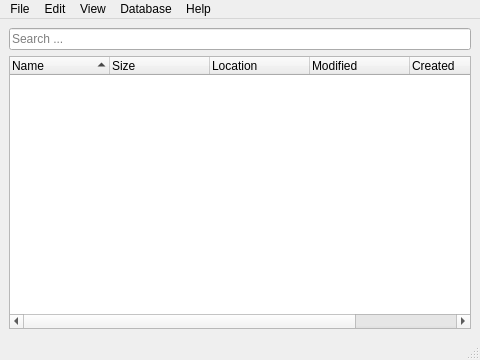
Above: Araneus/UI/main_window.ui from 416d72/araneus before the change. Below: the same form after it.
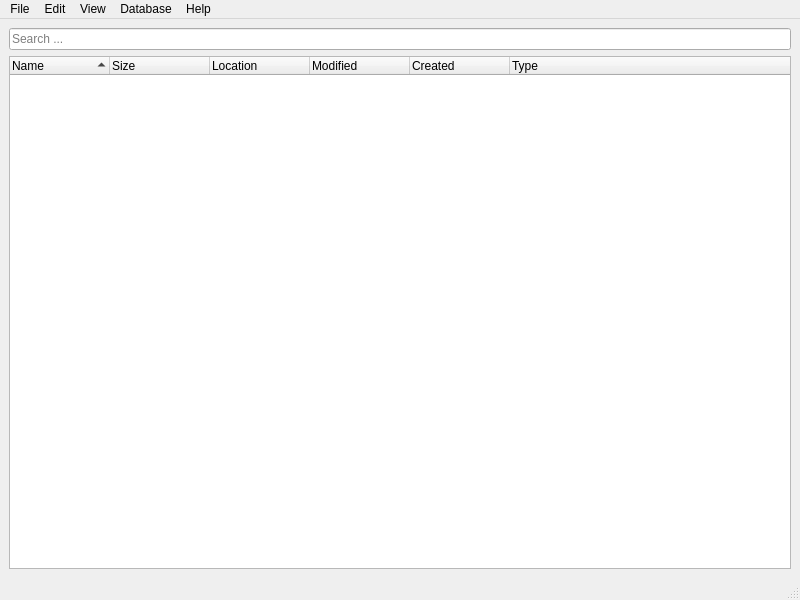
That is the form after the change. Icons and pictures are not drawn.

```diff
--- a/Araneus/UI/main_window.ui
+++ b/Araneus/UI/main_window.ui
@@ -6,8 +6,8 @@
    <rect>
     <x>0</x>
     <y>0</y>
-    <width>480</width>
-    <height>360</height>
+    <width>800</width>
+    <height>600</height>
    </rect>
   </property>
   <property name="minimumSize">
@@ -97,7 +97,7 @@
     <rect>
      <x>0</x>
      <y>0</y>
-     <width>480</width>
+     <width>800</width>
      <height>22</height>
     </rect>
    </property>
```
